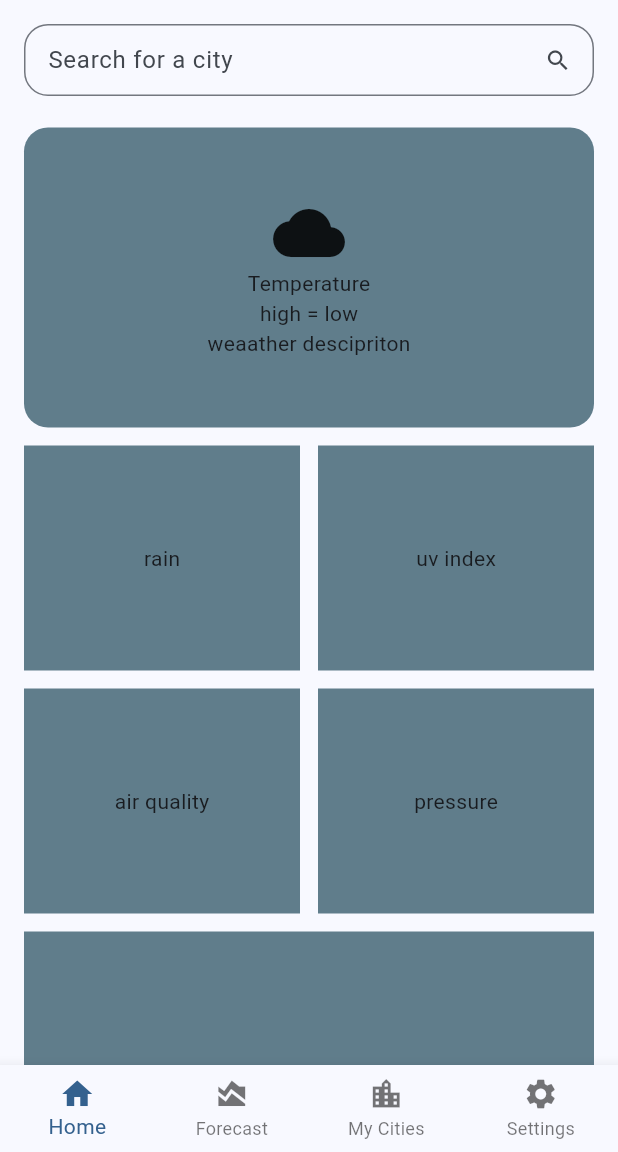
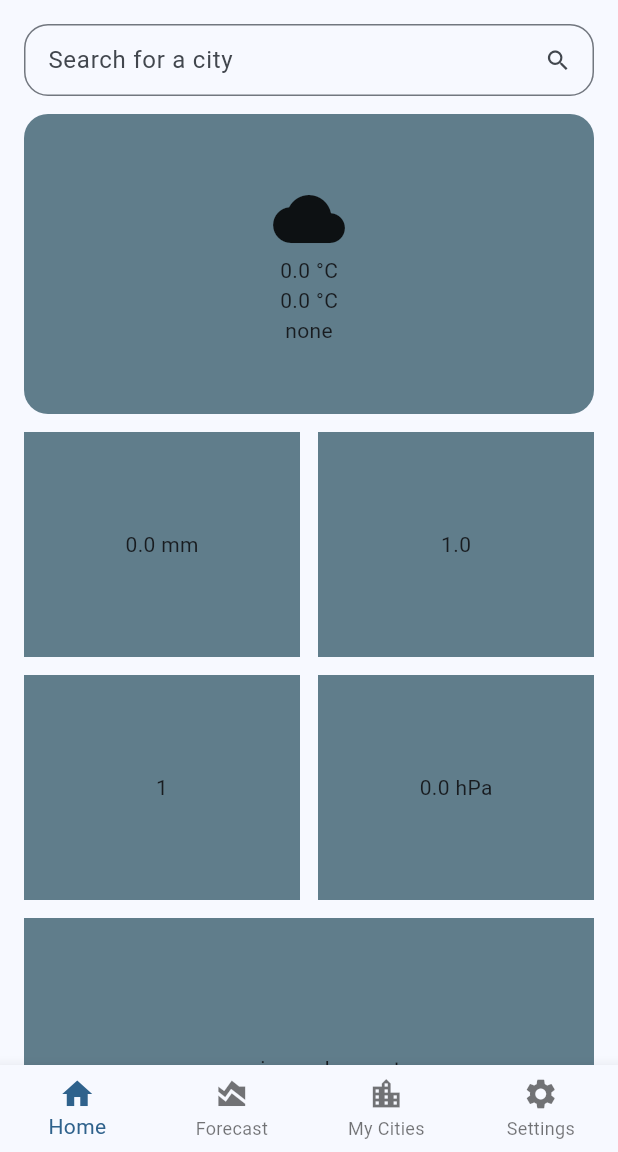
Before and after one commit to Nert53/kmi-tmap-weatherUp, a Flutter app: the screen it shows after launch, on a phone screen of 412 x 824 dp, the part 84-1236 px from its top. Run offline on Flutter 3.47's test engine with Material 3 defaults, Android fonts, the phone set to English and light mode, and no system bars; our stand-ins replace community_charts_flutter, sqflite; accounts and stored records are empty.

Commit message:
basic function of home page

```diff
--- a/lib/main.dart
+++ b/lib/main.dart
@@ -16,7 +16,7 @@ class MainApp extends StatelessWidget {
       theme: ThemeData(
         useMaterial3: true,
         colorScheme: ColorScheme.fromSeed(
-          seedColor: const Color(0x000066a8),
+          seedColor: const Color(0x00006fad),
           // ···
           brightness: Brightness.light,
         ),
--- /dev/null
+++ b/lib/model/current_weather.dart
@@ -0,0 +1,25 @@
+class CurrentWeather {
+  final double temperature;
+  final double temperatureMax;
+  final double temperatureMin;
+  final String weatherText;
+  final double rain;
+  final double uvIndex;
+  final int airQualityIndex;
+  final double pressure;
+  final DateTime sunrise;
+  final DateTime sunset;
+
+  CurrentWeather({
+    required this.temperature,
+    required this.temperatureMax,
+    required this.temperatureMin,
+    required this.weatherText,
+    required this.rain,
+    required this.uvIndex,
+    required this.airQualityIndex,
+    required this.pressure,
+    required this.sunrise,
+    required this.sunset,
+  });
+}
--- a/lib/pages/first_page.dart
+++ b/lib/pages/first_page.dart
@@ -40,6 +40,15 @@ class _FirstPageState extends State<FirstPage> {
         backgroundColor: Theme.of(context).colorScheme.primary,
       ),
       body: _pages[_selectedIndex],
+      floatingActionButton: _pages[_selectedIndex] is MyCitiesPage
+          ? FloatingActionButton(
+              onPressed: () {},
+              backgroundColor: Theme.of(context).colorScheme.primary,
+              foregroundColor: Theme.of(context).colorScheme.onPrimary,
+              child: const Icon(Icons.add),
+
+            )
+          : null,
       bottomNavigationBar: BottomNavigationBar(
         type: BottomNavigationBarType.fixed,
         currentIndex: _selectedIndex,
--- a/lib/pages/home_page.dart
+++ b/lib/pages/home_page.dart
@@ -1,7 +1,8 @@
-import 'package:flutter/cupertino.dart';
 import 'package:flutter/material.dart';
-import 'package:flutter/widgets.dart';
 import 'package:weather/dataApi/test_api.dart';
+import 'package:weather/model/current_weather.dart';
+import 'package:weather/ui/colors.dart';
+import 'package:community_charts_flutter/community_charts_flutter.dart';
 
 class HomePage extends StatefulWidget {
   const HomePage({super.key});
@@ -13,16 +14,26 @@ class HomePage extends StatefulWidget {
 class _HomePageState extends State<HomePage> {
   final TextEditingController _searchController = TextEditingController();
 
-  String _searchCity = '';
+  CurrentWeather? _currentWeather = CurrentWeather(
+      temperature: 0,
+      temperatureMax: 0,
+      temperatureMin: 0,
+      weatherText: "none",
+      rain: 0,
+      uvIndex: 1,
+      airQualityIndex: 1,
+      pressure: 0,
+      sunrise: DateTime.now(),
+      sunset: DateTime.now());
 
   void _searchCityWeather() async {
-    int cityCode = await fetchCityCode(_searchController.text);
-    var currentWeather = await fetchCurrentWeather(cityCode);
+    final (longtitude, latitude) =
+        await fetchCityCoordinates(_searchController.text);
+    CurrentWeather weather =
+        await fetchCurrentCityWeather(longtitude, latitude);
 
     setState(() {
-      print(currentWeather.weatherText);
-      print("test priontu");
-      _searchCity = "testinnng";
+      _currentWeather = weather;
     });
   }
 
@@ -42,25 +53,24 @@ class _HomePageState extends State<HomePage> {
                 borderRadius: BorderRadius.all(Radius.circular(16.0))),
           ),
         ),
-        Text(_searchCity),
+        const SizedBox(height: 12.0),
         Container(
             height: 200,
             decoration: const BoxDecoration(
               color: Colors.blueGrey,
               borderRadius: BorderRadius.all(Radius.circular(16.0)),
             ),
-          child: const Center(
+            child: Center(
               child: Column(
                 mainAxisAlignment: MainAxisAlignment.center,
                 children: [
-                Icon(Icons.cloud, size: 48.0),
-                Text('Temperature'),
-                Text('high = low'),
-                Text("weaather descipriton")
+                  const Icon(Icons.cloud, size: 48.0),
+                  Text(_currentWeather!.temperature.toString() + ' °C'),
+                  Text(_currentWeather!.temperatureMax.toString() + ' °C'),
+                  Text(_currentWeather!.weatherText)
                 ],
               ),
-          )
-        ),
+            )),
         const SizedBox(height: 12.0),
         Row(
           mainAxisAlignment: MainAxisAlignment.spaceAround,
@@ -68,17 +78,20 @@ class _HomePageState extends State<HomePage> {
             Expanded(
               child: Container(
                 height: 150,
-                color: Colors.blueGrey,
-                child: Center(child: Text("rain"),),
+                color: containerBackground,
+                child: Center(
+                  child: Text(_currentWeather!.rain.toString() + ' mm'),
+                ),
               ),
             ),
             const SizedBox(width: 12.0),
             Expanded(
               child: Container(
                   height: 150,
-                color: Colors.blueGrey,
-                child: Center(child: Text("uv index"),)
-              ),
+                  color: containerBackground,
+                  child: Center(
+                    child: Text(_currentWeather!.uvIndex.toString()),
+                  )),
             ),
           ],
         ),
@@ -89,16 +102,20 @@ class _HomePageState extends State<HomePage> {
             Expanded(
               child: Container(
                 height: 150,
-                color: Colors.blueGrey,
-                child: Center(child: Text("air quality"),),
+                color: containerBackground,
+                child: Center(
+                  child: Text(_currentWeather!.airQualityIndex.toString()),
+                ),
               ),
             ),
             const SizedBox(width: 12.0),
             Expanded(
               child: Container(
                 height: 150,
-                color: Colors.blueGrey,
-                child: Center(child: Text("pressure"),),
+                color: containerBackground,
+                child: Center(
+                  child: Text(_currentWeather!.pressure.toString() + ' hPa'),
+                ),
               ),
             ),
           ],
@@ -106,8 +123,10 @@ class _HomePageState extends State<HomePage> {
         const SizedBox(height: 12.0),
         Container(
           height: 200,
-          color: Colors.blueGrey,
-          child: Center(child: Text("sunrise and sunset"),),
+          color: containerBackground,
+          child: Center(
+            child: Text("sunrise and sunset"),
+          ),
         ),
       ],
     );
--- /dev/null
+++ b/lib/ui/colors.dart
@@ -0,0 +1,3 @@
+import 'package:flutter/material.dart';
+
+const Color containerBackground = Colors.blueGrey;
```
Also changed, not shown: assets/wmo_codes_descriptions.json (added, +282 -0 lines), lib/data/city_database.dart (added, +88 -0 lines), lib/data/current_weather.dart (deleted, +0 -13 lines), lib/dataApi/test_api.dart (+72 -10 lines), lib/model/city.dart (added, +72 -0 lines), lib/pages/my_cities_page.dart (+29 -1 lines), pubspec.yaml (+6 -1 lines), assets/splash_icon.png, pubspec.lock, 6 other files. Lines whose indentation alone changed are shown as unchanged.
